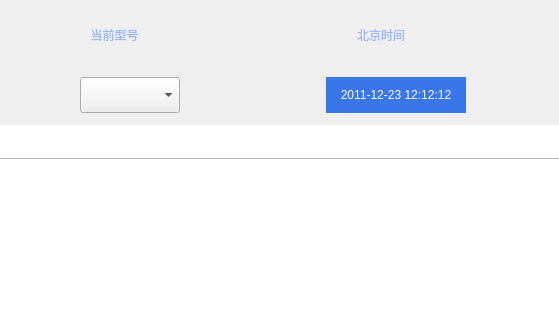
First picture: the form in 15.SimulationTrainingSys_DEV/src/DeviceManager/UI/DeviceManager.ui, repository FakeItUtillMakeIt/QT-example, before the edit; both pictures show x 636 to 1195 and y 0 to 320 of the 1360 by 771 pixel window.
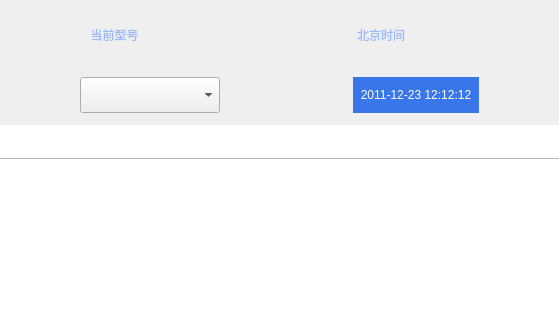
Second picture: the form after the edit. Icons and pictures are not drawn.

What changed in the file:
```diff
--- a/15.SimulationTrainingSys_DEV/src/DeviceManager/UI/DeviceManager.ui
+++ b/15.SimulationTrainingSys_DEV/src/DeviceManager/UI/DeviceManager.ui
@@ -359,7 +359,7 @@
                  <widget class="QComboBox" name="comboBox">
                   <property name="minimumSize">
                    <size>
-                    <width>100</width>
+                    <width>140</width>
                     <height>36</height>
                    </size>
                   </property>
```
